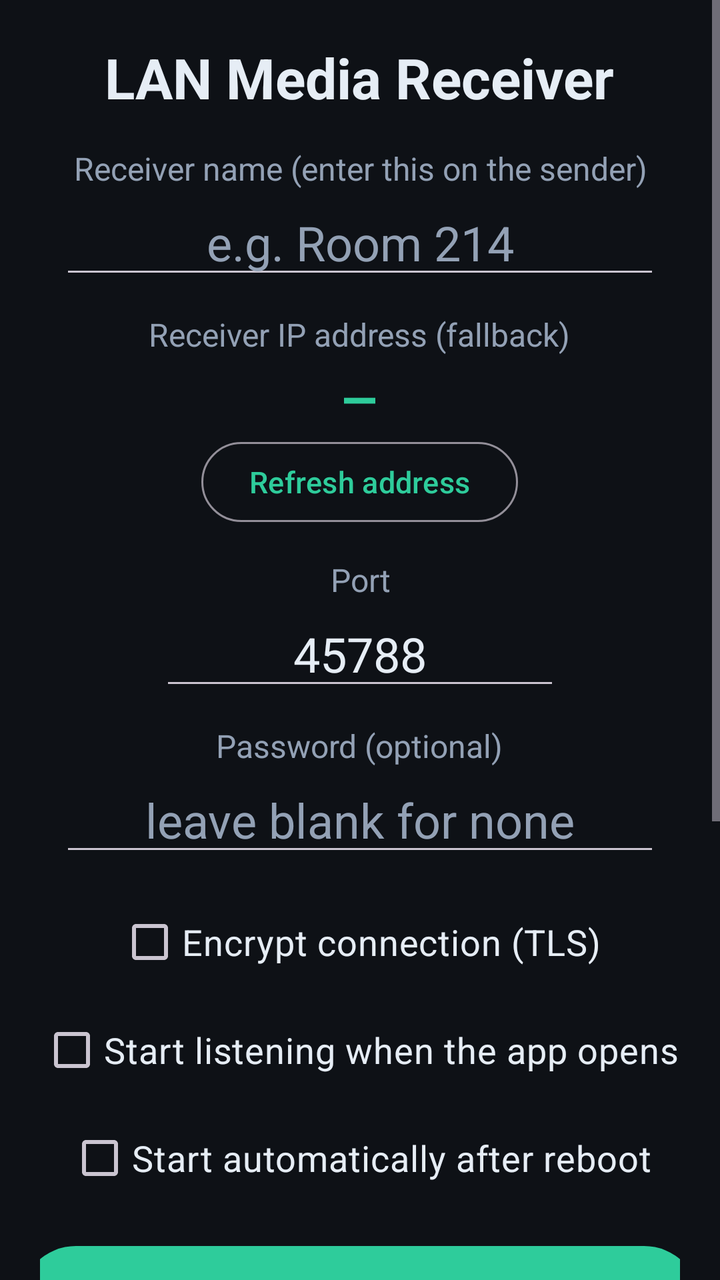
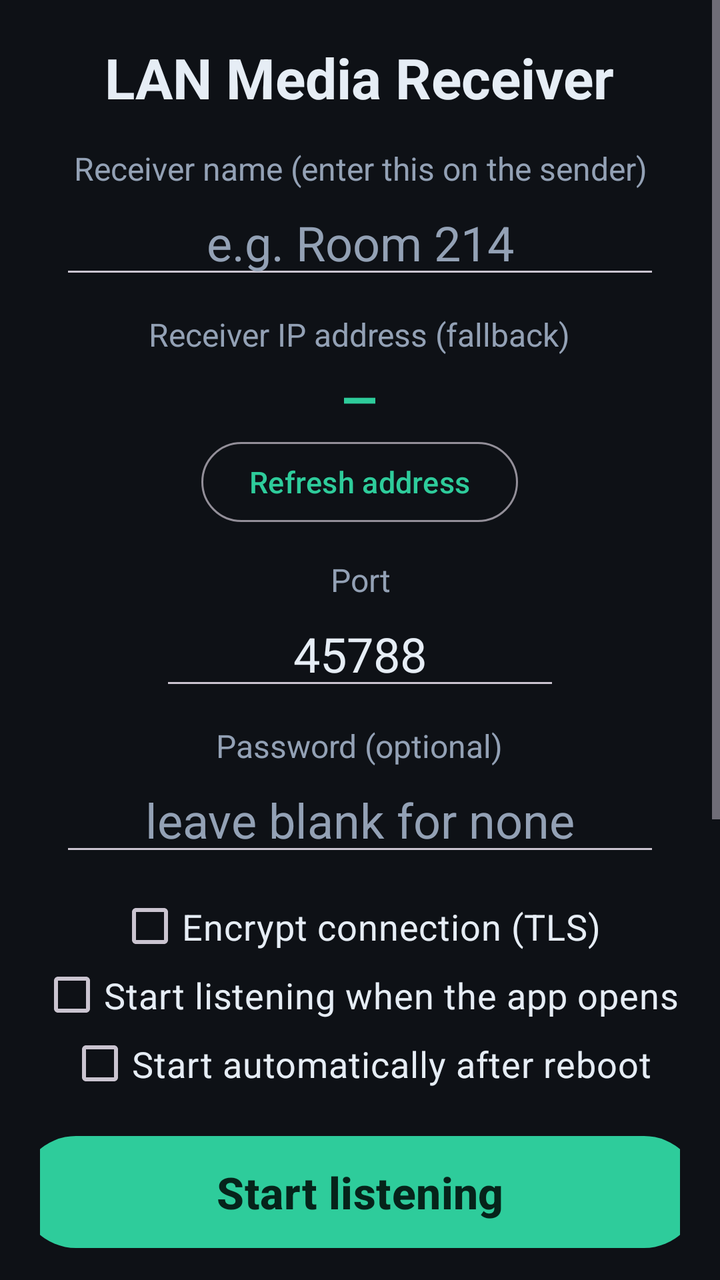

The first picture is an Android layout as it rendered before a commit; the second is the same layout after the commit. The layout source and the unified diff follow.
<!-- AndroidManifest.xml: application theme Theme.LANAudioReceiver -->
<!-- res/layout/activity_main.xml -->
<?xml version="1.0" encoding="utf-8"?>
<ScrollView xmlns:android="http://schemas.android.com/apk/res/android"
    android:layout_width="match_parent"
    android:layout_height="match_parent"
    android:background="@color/bg"
    android:fillViewport="true">

    <LinearLayout
        android:layout_width="match_parent"
        android:layout_height="wrap_content"
        android:orientation="vertical"
        android:gravity="center_horizontal"
        android:padding="20dp">

        <TextView
            android:layout_width="wrap_content"
            android:layout_height="wrap_content"
            android:text="@string/app_name"
            android:textColor="@color/text"
            android:textSize="28sp"
            android:textStyle="bold"
            android:gravity="center" />

        <TextView
            android:layout_width="wrap_content"
            android:layout_height="wrap_content"
            android:layout_marginTop="16dp"
            android:text="Receiver name (enter this on the sender)"
            android:textColor="@color/muted"
            android:textSize="16sp"
            android:gravity="center" />

        <EditText
            android:id="@+id/etName"
            android:layout_width="300dp"
            android:layout_height="wrap_content"
            android:inputType="text"
            android:maxLines="1"
            android:hint="e.g. Room 214"
            android:textColor="@color/text"
            android:textColorHint="@color/muted"
            android:textSize="24sp"
            android:gravity="center"
            android:autofillHints="" />

        <TextView
            android:layout_width="wrap_content"
            android:layout_height="wrap_content"
            android:layout_marginTop="12dp"
            android:text="Receiver IP address (fallback)"
            android:textColor="@color/muted"
            android:textSize="16sp"
            android:gravity="center" />

        <TextView
            android:id="@+id/tvIp"
            android:layout_width="wrap_content"
            android:layout_height="wrap_content"
            android:layout_marginTop="2dp"
            android:text="—"
            android:textColor="@color/accent"
            android:textSize="26sp"
            android:textStyle="bold"
            android:fontFamily="monospace"
            android:gravity="center" />

        <Button
            android:id="@+id/btnRefreshIp"
            style="?attr/materialButtonOutlinedStyle"
            android:layout_width="wrap_content"
            android:layout_height="wrap_content"
            android:layout_marginTop="2dp"
            android:text="Refresh address"
            android:textSize="15sp" />

        <TextView
            android:layout_width="wrap_content"
            android:layout_height="wrap_content"
            android:layout_marginTop="14dp"
            android:text="Port"
            android:textColor="@color/muted"
            android:textSize="16sp"
            android:gravity="center" />

        <EditText
            android:id="@+id/etPort"
            android:layout_width="200dp"
            android:layout_height="wrap_content"
            android:inputType="number"
            android:text="45788"
            android:textColor="@color/text"
            android:textSize="24sp"
            android:gravity="center"
            android:autofillHints="" />

        <TextView
            android:layout_width="wrap_content"
            android:layout_height="wrap_content"
            android:layout_marginTop="12dp"
            android:text="Password (optional)"
            android:textColor="@color/muted"
            android:textSize="16sp"
            android:gravity="center" />

        <EditText
            android:id="@+id/etPassword"
            android:layout_width="300dp"
            android:layout_height="wrap_content"
            android:inputType="textPassword"
            android:hint="leave blank for none"
            android:textColor="@color/text"
            android:textColorHint="@color/muted"
            android:textSize="24sp"
            android:gravity="center"
            android:autofillHints="" />

        <CheckBox
            android:id="@+id/cbEncrypt"
            android:layout_width="wrap_content"
            android:layout_height="wrap_content"
            android:layout_marginTop="14dp"
            android:text="Encrypt connection (TLS)"
            android:textColor="@color/text"
            android:textSize="18sp" />

        <CheckBox
            android:id="@+id/cbAutostart"
            android:layout_width="wrap_content"
            android:layout_height="wrap_content"
            android:layout_marginTop="6dp"
            android:text="Start listening when the app opens"
            android:textColor="@color/text"
            android:textSize="18sp" />

        <CheckBox
            android:id="@+id/cbBootstart"
            android:layout_width="wrap_content"
            android:layout_height="wrap_content"
            android:layout_marginTop="6dp"
            android:text="Start automatically after reboot"
            android:textColor="@color/text"
            android:textSize="18sp" />

        <Button
            android:id="@+id/btnStartStop"
            android:layout_width="340dp"
            android:layout_height="64dp"
            android:layout_marginTop="16dp"
            android:text="Start listening"
            android:textSize="22sp"
            android:textStyle="bold" />

        <Button
            android:id="@+id/btnMinimize"
            style="?attr/materialButtonOutlinedStyle"
            android:layout_width="340dp"
            android:layout_height="52dp"
            android:layout_marginTop="10dp"
            android:text="Minimize"
            android:textSize="18sp" />

        <TextView
            android:layout_width="wrap_content"
            android:layout_height="wrap_content"
            android:layout_marginTop="14dp"
            android:text="Status"
            android:textColor="@color/muted"
            android:textSize="16sp"
            android:gravity="center" />

        <TextView
            android:id="@+id/tvStatus"
            android:layout_width="match_parent"
            android:layout_height="wrap_content"
            android:layout_marginTop="2dp"
            android:text="Stopped"
            android:textColor="@color/text"
            android:textSize="24sp"
            android:textStyle="bold"
            android:gravity="center" />

        <TextView
            android:id="@+id/lblFingerprint"
            android:layout_width="wrap_content"
            android:layout_height="wrap_content"
            android:layout_marginTop="14dp"
            android:text="Security fingerprint (verify once on the sender)"
            android:textColor="@color/muted"
            android:textSize="15sp"
            android:gravity="center" />

        <TextView
            android:id="@+id/tvFingerprint"
            android:layout_width="match_parent"
            android:layout_height="wrap_content"
            android:layout_marginTop="2dp"
            android:text="—"
            android:textColor="@color/text"
            android:textSize="13sp"
            android:fontFamily="monospace"
            android:gravity="center" />

        <TextView
            android:layout_width="wrap_content"
            android:layout_height="wrap_content"
            android:layout_marginTop="16dp"
            android:text="For an always-on display, exempt this app from battery optimization."
            android:textColor="@color/muted"
            android:textSize="15sp"
            android:gravity="center" />

        <Button
            android:id="@+id/btnBattery"
            style="?attr/materialButtonOutlinedStyle"
            android:layout_width="wrap_content"
            android:layout_height="wrap_content"
            android:layout_marginTop="6dp"
            android:text="Open app settings"
            android:textSize="15sp" />
    </LinearLayout>
</ScrollView>
<!-- resources referenced by this layout -->
<resources>
  <color name="accent">#2ECC9B</color>
  <color name="bg">#0E1116</color>
  <color name="muted">#93A1B5</color>
  <color name="text">#E6EDF5</color>
  <string name="app_name">LAN Media Receiver</string>
  <style name="Theme.LANAudioReceiver" parent="Theme.Material3.Dark.NoActionBar">
          <item name="android:windowBackground">@color/bg</item>
          <item name="colorPrimary">@color/accent</item>
          <item name="colorOnPrimary">#06231A</item>
      </style>
</resources>

<!-- the commit's change to res/layout/activity_main.xml (unified diff, before → after) -->
@@ -119,6 +119,8 @@
             android:layout_width="wrap_content"
             android:layout_height="wrap_content"
             android:layout_marginTop="14dp"
+            android:minHeight="0dp"
+            android:paddingVertical="4dp"
             android:text="Encrypt connection (TLS)"
             android:textColor="@color/text"
             android:textSize="18sp" />
@@ -127,7 +129,9 @@
             android:id="@+id/cbAutostart"
             android:layout_width="wrap_content"
             android:layout_height="wrap_content"
-            android:layout_marginTop="6dp"
+            android:layout_marginTop="2dp"
+            android:minHeight="0dp"
+            android:paddingVertical="4dp"
             android:text="Start listening when the app opens"
             android:textColor="@color/text"
             android:textSize="18sp" />
@@ -136,7 +140,9 @@
             android:id="@+id/cbBootstart"
             android:layout_width="wrap_content"
             android:layout_height="wrap_content"
-            android:layout_marginTop="6dp"
+            android:layout_marginTop="2dp"
+            android:minHeight="0dp"
+            android:paddingVertical="4dp"
             android:text="Start automatically after reboot"
             android:textColor="@color/text"
             android:textSize="18sp" />
@@ -217,5 +223,15 @@
             android:layout_marginTop="6dp"
             android:text="Open app settings"
             android:textSize="15sp" />
+
+        <Button
+            android:id="@+id/btnAbout"
+            style="?attr/materialButtonOutlinedStyle"
+            android:layout_width="wrap_content"
+            android:layout_height="wrap_content"
+            android:layout_marginTop="6dp"
+            android:layout_marginBottom="4dp"
+            android:text="About LAN Media Receiver"
+            android:textSize="15sp" />
     </LinearLayout>
 </ScrollView>
